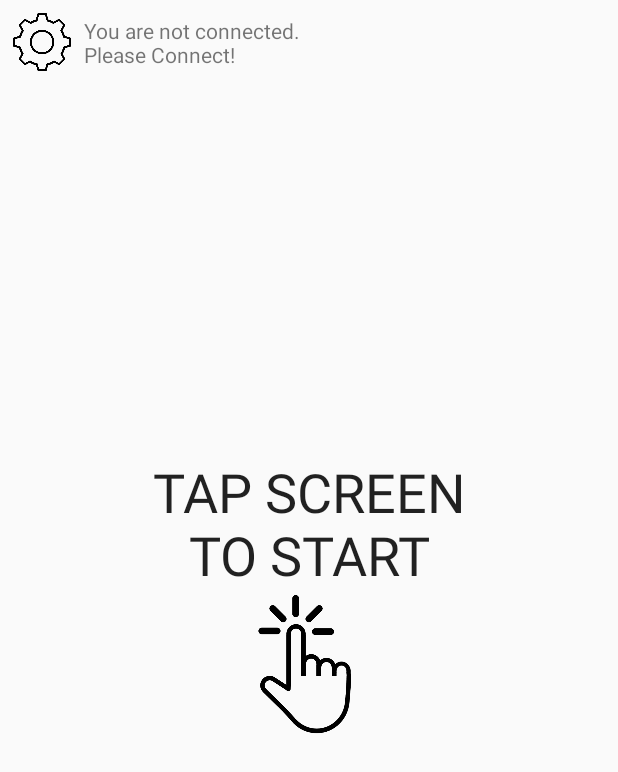
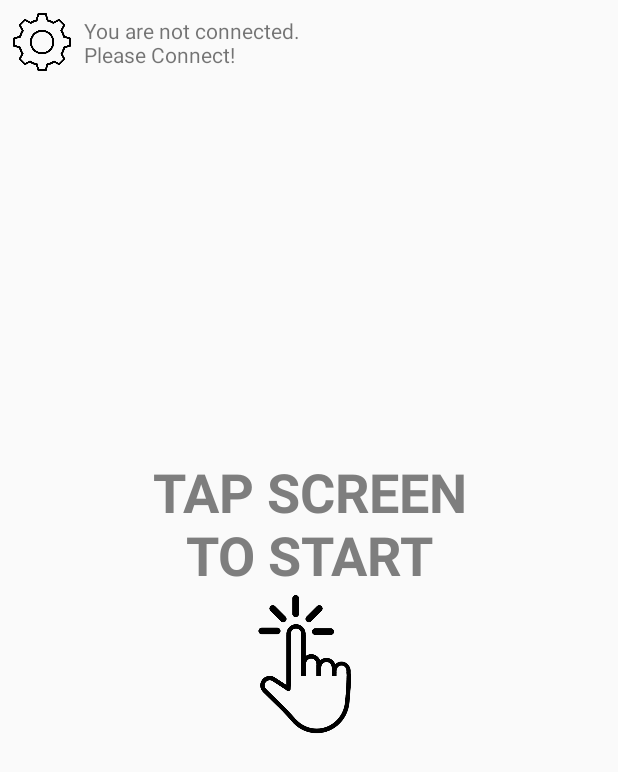
Before and after one commit to Pancax/BAC-Home, an Android app: the screen it shows after launch (MainActivity), on a phone screen of 412 x 824 dp. Shown: the top 772 px of the screen. Run offline under Robolectric (Android 15) with nearby library versions, the phone set to English and light mode, and no system bars.

Commit message:
Layout updates

```diff
--- a/app/src/main/res/layout-land/activity_main.xml
+++ b/app/src/main/res/layout-land/activity_main.xml
@@ -2,31 +2,32 @@
 <androidx.constraintlayout.widget.ConstraintLayout xmlns:android="http://schemas.android.com/apk/res/android"
     xmlns:app="http://schemas.android.com/apk/res-auto"
     xmlns:tools="http://schemas.android.com/tools"
-    android:id="@+id/ConstraintLayout"
     android:layout_width="match_parent"
     android:layout_height="match_parent"
-    android:orientation="vertical">
+    tools:context=".MainActivity">
 
-    <TextView
-        android:id="@+id/not_connected_info"
-        android:layout_width="wrap_content"
-        android:layout_height="wrap_content"
-        android:layout_marginStart="8dp"
-        android:text="@string/not_connected"
-        app:layout_constraintBottom_toBottomOf="@+id/setup_button"
-        app:layout_constraintStart_toEndOf="@+id/setup_button"
-        app:layout_constraintTop_toTopOf="@+id/setup_button" />
+    <FrameLayout
+        android:layout_width="match_parent"
+        android:layout_height="match_parent"
+        app:layout_constraintBottom_toBottomOf="parent"
+        app:layout_constraintEnd_toEndOf="parent"
+        app:layout_constraintStart_toStartOf="parent"
+        app:layout_constraintTop_toTopOf="parent">
+
+        <androidx.constraintlayout.widget.ConstraintLayout
+            android:layout_width="match_parent"
+            android:layout_height="match_parent">
 
             <ImageView
-        android:id="@+id/hand_click_img2"
-        android:layout_width="127dp"
-        android:layout_height="120dp"
+                android:id="@+id/hand_click_img"
+                android:layout_width="100dp"
+                android:layout_height="100dp"
+                android:layout_marginTop="64dp"
                 android:contentDescription="@string/hand_click_desc"
                 app:layout_constraintBottom_toBottomOf="parent"
                 app:layout_constraintEnd_toEndOf="parent"
                 app:layout_constraintStart_toStartOf="parent"
-        app:layout_constraintTop_toTopOf="parent"
-        app:layout_constraintVertical_bias="0.694"
+                app:layout_constraintTop_toTopOf="@+id/start_screen_button"
                 app:srcCompat="@drawable/hand_click" />
 
             <Button
@@ -35,15 +36,30 @@
                 android:layout_height="0dp"
                 android:background="#00FFFFFF"
                 android:onClick="startButtonClicked"
-        android:text="@string/tap_screen_to_start2"
+                android:text="@string/tap_screen_to_start"
                 android:textAppearance="@style/TextAppearance.AppCompat.Large"
-        android:textSize="52sp"
+                android:textColor="#7E7E7E"
+                android:textSize="36sp"
                 app:layout_constraintBottom_toBottomOf="parent"
                 app:layout_constraintEnd_toEndOf="parent"
-        app:layout_constraintHorizontal_bias="1.0"
                 app:layout_constraintStart_toStartOf="parent"
-        app:layout_constraintTop_toTopOf="parent"
-        app:layout_constraintVertical_bias="0.0" />
+                app:layout_constraintTop_toTopOf="parent" />
+
+        </androidx.constraintlayout.widget.ConstraintLayout>
+
+        <androidx.constraintlayout.widget.ConstraintLayout
+            android:layout_width="wrap_content"
+            android:layout_height="wrap_content">
+
+            <TextView
+                android:id="@+id/not_connected_info"
+                android:layout_width="wrap_content"
+                android:layout_height="wrap_content"
+                android:text="@string/not_connected"
+                app:layout_constraintBottom_toBottomOf="parent"
+                app:layout_constraintEnd_toEndOf="parent"
+                app:layout_constraintStart_toEndOf="@+id/setup_button"
+                app:layout_constraintTop_toTopOf="@+id/setup_button" />
 
             <Button
                 android:id="@+id/setup_button"
@@ -52,10 +68,18 @@
                 android:layout_height="40dp"
                 android:layout_marginStart="8dp"
                 android:layout_marginTop="8dp"
+                android:layout_marginEnd="8dp"
                 android:background="@drawable/gear"
-        android:onClick="SettingsButtonClicked"
+                android:onClick="settingsButtonClicked"
                 android:textAppearance="@style/TextAppearance.AppCompat.Small"
                 android:textSize="12sp"
+                app:layout_constraintBottom_toBottomOf="parent"
+                app:layout_constraintEnd_toStartOf="@+id/not_connected_info"
                 app:layout_constraintStart_toStartOf="parent"
                 app:layout_constraintTop_toTopOf="parent" />
+
         </androidx.constraintlayout.widget.ConstraintLayout>
+
+    </FrameLayout>
+
+</androidx.constraintlayout.widget.ConstraintLayout>
--- a/app/src/main/res/layout-land/activity_settings.xml
+++ b/app/src/main/res/layout-land/activity_settings.xml
@@ -20,6 +20,7 @@
 
     <Button
         android:id="@+id/disconnect_breath_button"
+        style="@style/ButtonTheme"
         android:layout_width="match_parent"
         android:layout_height="wrap_content"
         android:layout_marginStart="16dp"
@@ -34,6 +35,7 @@
 
     <Button
         android:id="@+id/connect_breath_button"
+        style="@style/ButtonTheme"
         android:layout_width="match_parent"
         android:layout_height="wrap_content"
         android:layout_marginStart="16dp"
@@ -48,9 +50,11 @@
 
     <Button
         android:id="@+id/file_browse_button"
+        style="@style/ButtonTheme"
         android:layout_width="match_parent"
         android:layout_height="wrap_content"
         android:layout_marginStart="16dp"
+        android:layout_marginTop="8dp"
         android:layout_marginEnd="16dp"
         android:onClick="selectFileButtonClicked"
         android:text="@string/file_browse"
--- a/app/src/main/res/layout/activity_main.xml
+++ b/app/src/main/res/layout/activity_main.xml
@@ -32,13 +32,16 @@
 
             <Button
                 android:id="@+id/start_screen_button"
+                style="@style/Widget.AppCompat.Button"
                 android:layout_width="0dp"
                 android:layout_height="0dp"
                 android:background="#00FFFFFF"
                 android:onClick="startButtonClicked"
                 android:text="@string/tap_screen_to_start"
                 android:textAppearance="@style/TextAppearance.AppCompat.Large"
+                android:textColor="#7E7E7E"
                 android:textSize="36sp"
+                android:textStyle="bold"
                 app:layout_constraintBottom_toBottomOf="parent"
                 app:layout_constraintEnd_toEndOf="parent"
                 app:layout_constraintStart_toStartOf="parent"
@@ -69,7 +72,7 @@
                 android:layout_marginTop="8dp"
                 android:layout_marginEnd="8dp"
                 android:background="@drawable/gear"
-                android:onClick="SettingsButtonClicked"
+                android:onClick="settingsButtonClicked"
                 android:textAppearance="@style/TextAppearance.AppCompat.Small"
                 android:textSize="12sp"
                 app:layout_constraintBottom_toBottomOf="parent"
--- a/app/src/main/res/layout/activity_settings.xml
+++ b/app/src/main/res/layout/activity_settings.xml
@@ -20,6 +20,7 @@
 
     <Button
         android:id="@+id/disconnect_breath_button"
+        style="@style/ButtonTheme"
         android:layout_width="match_parent"
         android:layout_height="wrap_content"
         android:layout_marginStart="16dp"
@@ -34,6 +35,7 @@
 
     <Button
         android:id="@+id/connect_breath_button"
+        style="@style/ButtonTheme"
         android:layout_width="match_parent"
         android:layout_height="wrap_content"
         android:layout_marginStart="16dp"
@@ -48,9 +50,11 @@
 
     <Button
         android:id="@+id/file_browse_button"
+        style="@style/ButtonTheme"
         android:layout_width="match_parent"
         android:layout_height="wrap_content"
         android:layout_marginStart="16dp"
+        android:layout_marginTop="8dp"
         android:layout_marginEnd="16dp"
         android:onClick="selectFileButtonClicked"
         android:text="@string/file_browse"
@@ -73,6 +77,7 @@
 
     <Button
         android:id="@+id/finishButton"
+        style="@style/ButtonTheme"
         android:layout_width="wrap_content"
         android:layout_height="wrap_content"
         android:onClick="finishButtonClicked"
```
Also changed, not shown: app/src/main/res/layout-land/activity_result.xml (+43 -2 lines). Lines whose indentation alone changed are shown as unchanged.
